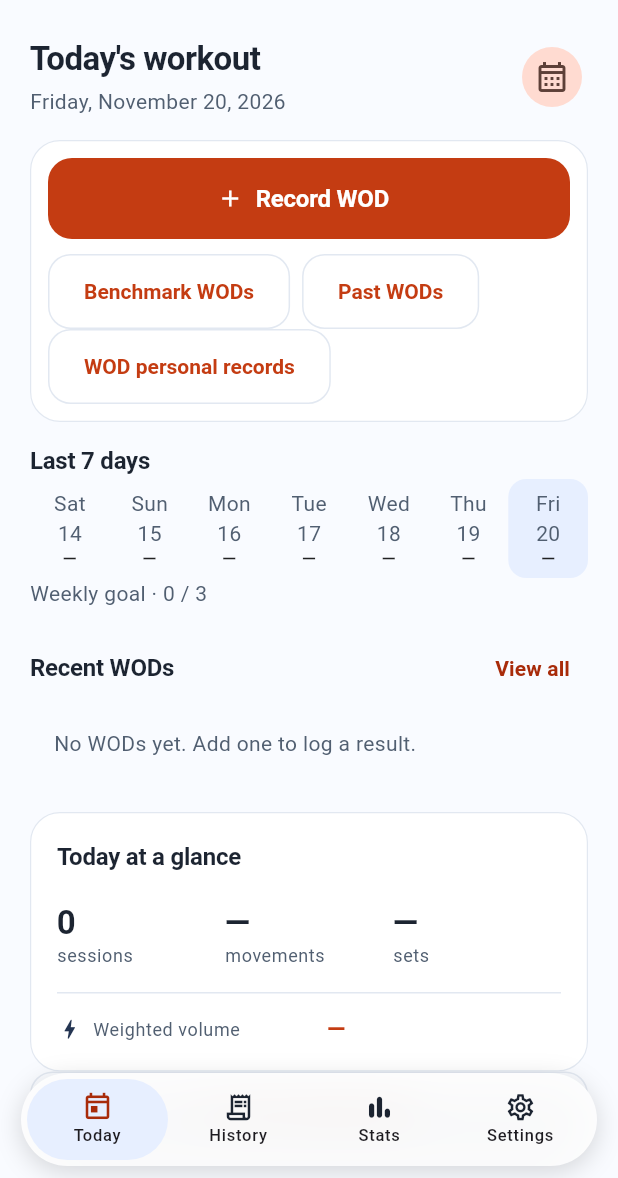
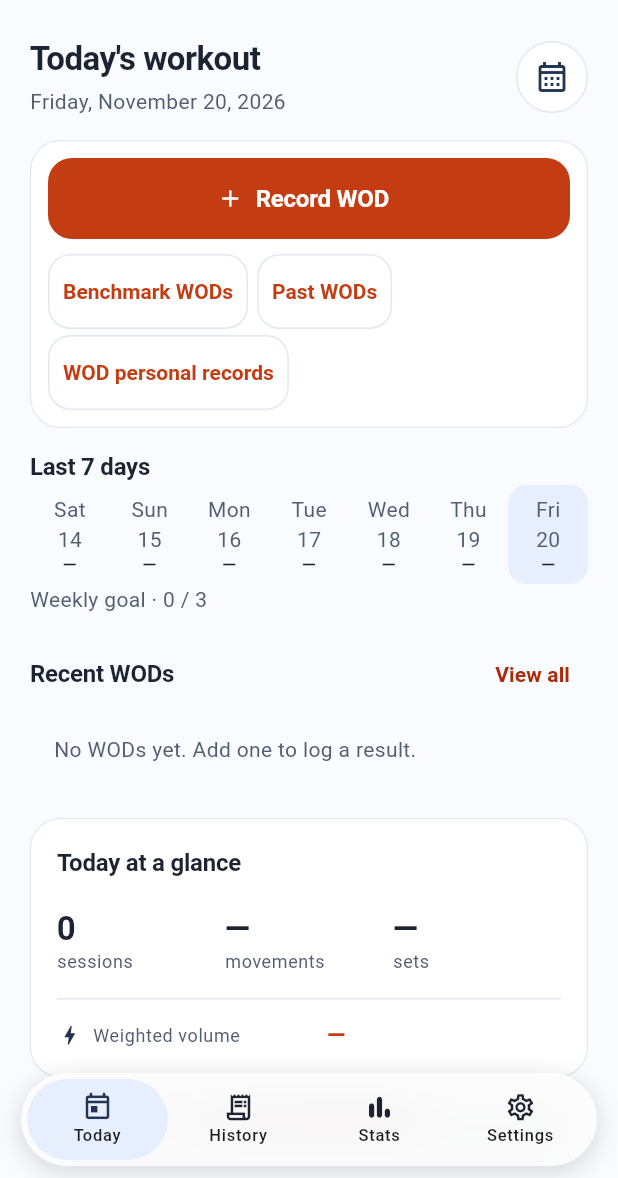
Before and after one commit to rsy-dev/WODLog, a Flutter app: the screen it shows after launch, on a phone screen of 412 x 824 dp, the part 58-1236 px from its top. Run offline on Flutter 3.47's test engine with Material 3 defaults, Android fonts, the phone set to English and light mode, and no system bars; our stand-ins replace drift, flutter_riverpod, go_router, shared_preferences; accounts and stored records are empty; generated files the repository leaves out were written again.

Commit message:
Refine WOD shortcuts, saved dates, and compact UI sheets
Refs #25, #22, #34, #9, #8, #11. Use the same localized date in saved details, history, and progress. Match the Korean shortcut labels and date and tab colors to the mockup. Let the calculator sheet fit its content.

Verified with flutter analyze --no-pub, flutter test --no-pub (64 passed), and git diff --check. Widget coverage includes all 24 locales at 320 px, Korean shortcuts at 390 px at 1x and 2x text scale, past-date save details, and calculator conversion. Device captures and Reduce Transparency verification remain pending.

```diff
--- a/lib/app/wodlog_shell.dart
+++ b/lib/app/wodlog_shell.dart
@@ -130,7 +130,8 @@ class WodLogShell extends StatelessWidget {
                                                       color:
                                                           index ==
                                                               shell.currentIndex
-                                                          ? colors.primary
+                                                          ? colors
+                                                                .onPrimaryContainer
                                                           : colors.onSurface,
                                                     ),
                                                     Text(
--- a/lib/features/settings/settings_screen.dart
+++ b/lib/features/settings/settings_screen.dart
@@ -96,6 +96,7 @@ class _SettingsScreenState extends ConsumerState<SettingsScreen> {
                   onTap: () => showWodLogSheet<void>(
                     context: context,
                     title: l10n.weightCalculator,
+                    fitContent: true,
                     builder: (_) => const _Calculator(),
                   ),
                 ),
@@ -294,6 +295,7 @@ class _CalculatorState extends State<_Calculator> {
     final value = parseLocalizedDecimal(_input, number);
     final target = _source == WeightUnit.kg ? WeightUnit.lb : WeightUnit.kg;
     return ListView(
+      shrinkWrap: true,
       padding: const EdgeInsets.all(16),
       children: [
         SegmentedButton<WeightUnit>(
--- a/lib/features/workout/presentation/progress_screen.dart
+++ b/lib/features/workout/presentation/progress_screen.dart
@@ -216,7 +216,7 @@ class _WodPersonalRecordCard extends ConsumerWidget {
         sessionId: attempt.block.sessionId,
         title: attempt.prescription.title,
         notes: attempt.block.notes,
-        date: dateLabel,
+        workoutDate: workoutDate,
       ),
     );
   }
--- a/lib/features/workout/presentation/today_screen.dart
+++ b/lib/features/workout/presentation/today_screen.dart
@@ -65,6 +65,9 @@ class _TodayScreenState extends ConsumerState<TodayScreen> {
         if (item.blocks.value?.isNotEmpty ?? false) item.date,
     };
     final number = NumberFormat.decimalPattern(locale);
+    final shortcutStyle = OutlinedButton.styleFrom(
+      padding: const EdgeInsets.symmetric(horizontal: 10, vertical: 8),
+    );
 
     return Scaffold(
       appBar: AppBar(title: const Text('WODLog')),
@@ -99,7 +102,12 @@ class _TodayScreenState extends ConsumerState<TodayScreen> {
                     ],
                   ),
                 ),
-                IconButton.filledTonal(
+                IconButton.outlined(
+                  style: IconButton.styleFrom(
+                    backgroundColor: WodLogColors.surface,
+                    foregroundColor: WodLogColors.navy,
+                    minimumSize: const Size(48, 48),
+                  ),
                   tooltip: l10n.chooseDate,
                   onPressed: _chooseDate,
                   icon: const Icon(Icons.calendar_month_outlined),
@@ -121,9 +129,11 @@ class _TodayScreenState extends ConsumerState<TodayScreen> {
                     ),
                     const SizedBox(height: 10),
                     Wrap(
-                      spacing: 8,
+                      spacing: 6,
+                      runSpacing: 4,
                       children: [
                         OutlinedButton(
+                          style: shortcutStyle,
                           onPressed: () async {
                             final template = await showWodLibrary(context);
                             if (template != null && mounted) {
@@ -133,10 +143,12 @@ class _TodayScreenState extends ConsumerState<TodayScreen> {
                           child: Text(l10n.benchmarkWorkouts),
                         ),
                         OutlinedButton(
+                          style: shortcutStyle,
                           onPressed: () => showPastWods(context, recent ?? []),
                           child: Text(l10n.pastWods),
                         ),
                         OutlinedButton(
+                          style: shortcutStyle,
                           onPressed: () => context.go('/progress'),
                           child: Text(wodPersonalRecordsLabel(l10n)),
                         ),
--- a/lib/features/workout/presentation/wod_record_list.dart
+++ b/lib/features/workout/presentation/wod_record_list.dart
@@ -215,7 +215,7 @@ class _WodRecordTile extends ConsumerWidget {
                 blockId: block.id,
                 sessionId: session.id,
                 title: title,
-                date: dateLabel,
+                workoutDate: session.workoutDate,
                 notes: block.notes,
               ),
       ),
```
Also changed, not shown: lib/features/workout/presentation/wod_blocks_section.dart (+11 -2 lines), lib/l10n/app_ko.arb (+5 -5 lines), lib/l10n/generated/app_localizations_ko.dart, 1 other file.
